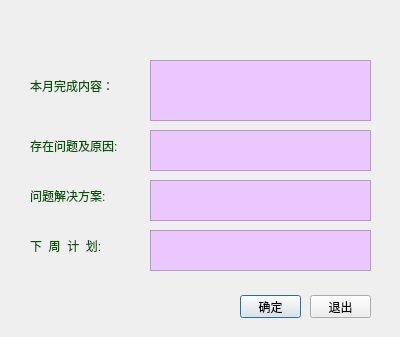
Qt form SoftwareProManagement/monthly.ui (crawler-john/graduationProject) before a commit.
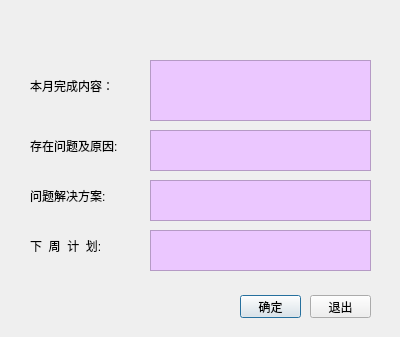
The same form after that commit. Icons and pictures are not drawn.

What changed in the file:
```diff
--- a/SoftwareProManagement/monthly.ui
+++ b/SoftwareProManagement/monthly.ui
@@ -30,7 +30,7 @@
    </property>
    <property name="styleSheet">
     <string notr="true">font: 75 12pt &quot;黑体&quot;;
-color:rgb(0, 85, 0);</string>
+</string>
    </property>
    <property name="text">
     <string>本月完成内容：</string>
@@ -95,7 +95,7 @@
    </property>
    <property name="styleSheet">
     <string notr="true">font: 75 12pt &quot;黑体&quot;;
-color:rgb(0, 85, 0);</string>
+</string>
    </property>
    <property name="text">
     <string>下  周  计  划:</string>
@@ -112,7 +112,7 @@
    </property>
    <property name="styleSheet">
     <string notr="true">font: 75 12pt &quot;黑体&quot;;
-color:rgb(0, 85, 0);</string>
+</string>
    </property>
    <property name="text">
     <string>问题解决方案:</string>
@@ -129,7 +129,7 @@
    </property>
    <property name="styleSheet">
     <string notr="true">font: 75 12pt &quot;黑体&quot;;
-color:rgb(0, 85, 0);</string>
+</string>
    </property>
    <property name="text">
     <string>存在问题及原因:</string>
```
